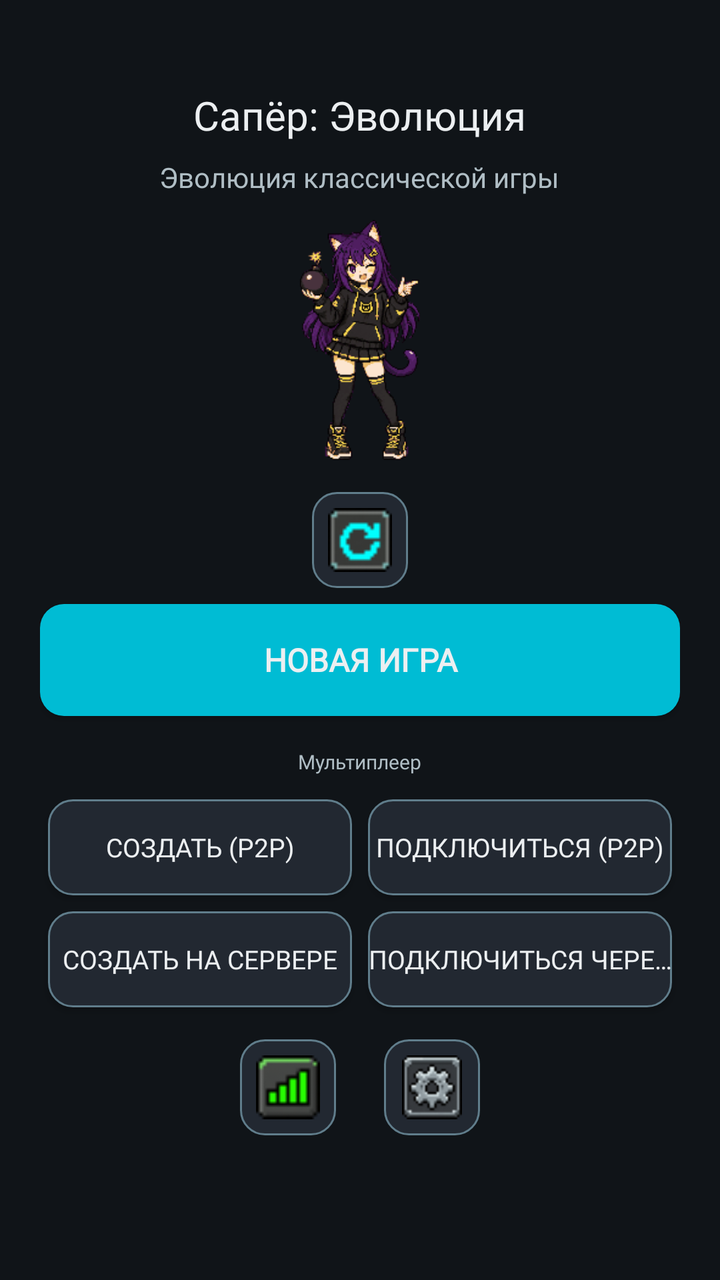
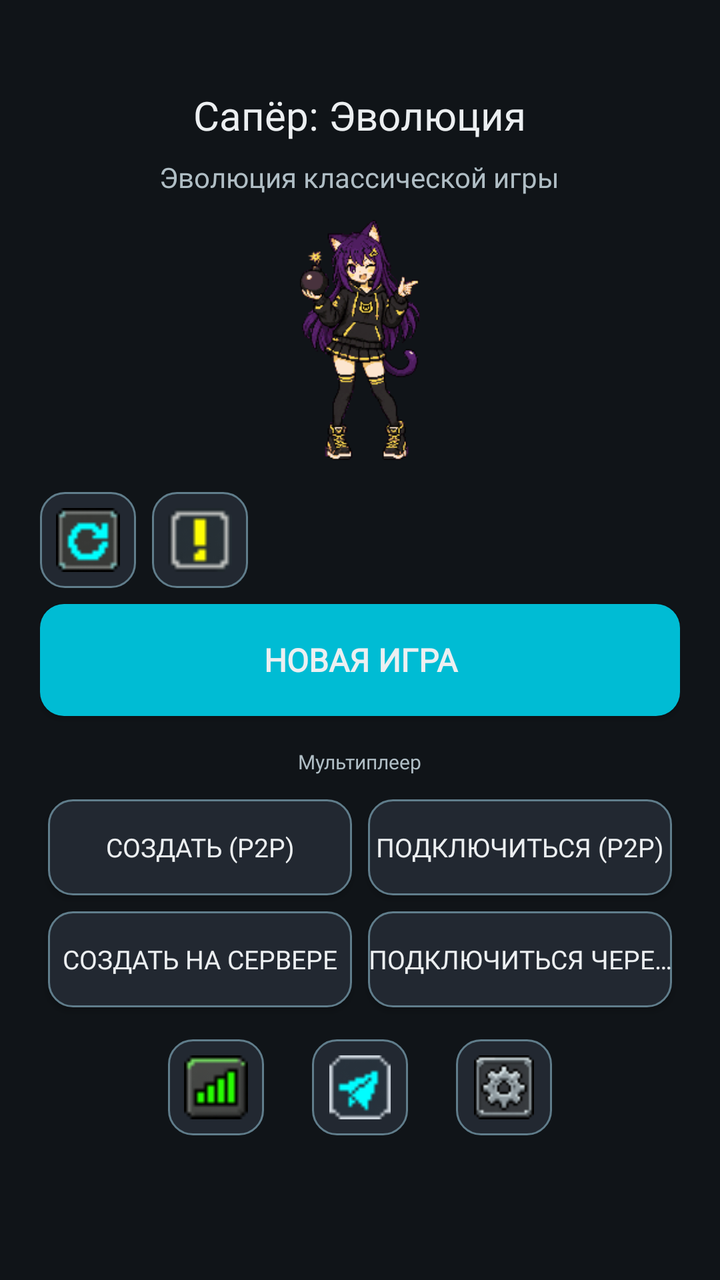

An Android layout rendered at two revisions. The XML below is the earlier revision; the diff shows what the commit changed to produce the second picture.
<!-- AndroidManifest.xml: application theme Theme.MinesweeperEvolution -->
<!-- res/layout/activity_main.xml -->
<?xml version="1.0" encoding="utf-8"?>
<ScrollView xmlns:android="http://schemas.android.com/apk/res/android"
    android:layout_width="match_parent"
    android:layout_height="match_parent"
    android:background="@color/bg_dark"
    android:fillViewport="true">

    <LinearLayout
        android:layout_width="match_parent"
        android:layout_height="wrap_content"
        android:orientation="vertical"
        android:padding="20dp">

        
        <TextView
            android:id="@+id/title"
            android:layout_width="wrap_content"
            android:layout_height="wrap_content"
            android:layout_gravity="center"
            android:layout_marginTop="24dp"
            android:fontFamily="@font/press_start_2p"
            android:text="@string/app_name"
            android:textColor="@color/text_primary"
            android:textSize="20sp"
            android:maxLines="2"
            android:gravity="center" />

        <TextView
            android:id="@+id/subtitle"
            android:layout_width="wrap_content"
            android:layout_height="wrap_content"
            android:layout_gravity="center"
            android:layout_marginTop="8dp"
            android:fontFamily="@font/pixelify_sans"
            android:text="@string/app_subtitle"
            android:textColor="@color/text_secondary"
            android:textSize="14sp" />

        
        <ImageView
            android:id="@+id/mascotImage"
            android:layout_width="120dp"
            android:layout_height="120dp"
            android:layout_gravity="center"
            android:layout_marginTop="12dp"
            android:layout_marginBottom="16dp"
            android:contentDescription="@string/app_name"
            android:src="@drawable/mascot_idle" />

        
        <Button
            android:id="@+id/btnContinue"
            android:layout_width="match_parent"
            android:layout_height="56dp"
            android:layout_marginBottom="8dp"
            android:background="@drawable/bg_button_primary"
            android:fontFamily="@font/pixelify_sans"
            android:text="@string/continue_game"
            android:textColor="@color/text_primary"
            android:textSize="16sp"
            android:textStyle="bold"
            android:visibility="gone" />

        
        <ImageView
            android:id="@+id/btnQuickGame"
            android:layout_width="48dp"
            android:layout_height="48dp"
            android:layout_gravity="center"
            android:layout_marginBottom="8dp"
            android:background="@drawable/bg_button_secondary"
            android:padding="8dp"
            android:scaleType="fitCenter"
            android:src="@drawable/icon_retry"
            android:contentDescription="@string/restart"
            android:clickable="true"
            android:focusable="true" />

        
        <Button
            android:id="@+id/btnNewGame"
            android:layout_width="match_parent"
            android:layout_height="56dp"
            android:layout_marginBottom="16dp"
            android:background="@drawable/bg_button_primary"
            android:fontFamily="@font/pixelify_sans"
            android:text="@string/new_game"
            android:textColor="@color/text_primary"
            android:textSize="16sp"
            android:textStyle="bold" />

        
        <TextView
            android:layout_width="wrap_content"
            android:layout_height="wrap_content"
            android:fontFamily="@font/press_start_2p"
            android:text="@string/mp_section"
            android:textColor="@color/text_secondary"
            android:textSize="10sp"
            android:layout_marginBottom="8dp"
            android:layout_gravity="center" />

        <GridLayout
            android:layout_width="match_parent"
            android:layout_height="wrap_content"
            android:columnCount="2"
            android:rowCount="2"
            android:useDefaultMargins="true"
            android:layout_marginBottom="12dp">

            <Button
                android:id="@+id/btnMpHost"
                android:layout_width="0dp"
                android:layout_height="48dp"
                android:layout_columnWeight="1"
                android:background="@drawable/bg_button_secondary"
                android:fontFamily="@font/pixelify_sans"
                android:text="@string/mp_host"
                android:textColor="@color/text_primary"
                android:textSize="13sp"
                android:maxLines="1"
                android:ellipsize="end" />

            <Button
                android:id="@+id/btnMpJoin"
                android:layout_width="0dp"
                android:layout_height="48dp"
                android:layout_columnWeight="1"
                android:background="@drawable/bg_button_secondary"
                android:fontFamily="@font/pixelify_sans"
                android:text="@string/mp_join"
                android:textColor="@color/text_primary"
                android:textSize="13sp"
                android:maxLines="1"
                android:ellipsize="end" />

            <Button
                android:id="@+id/btnMpRelayHost"
                android:layout_width="0dp"
                android:layout_height="48dp"
                android:layout_columnWeight="1"
                android:background="@drawable/bg_button_secondary"
                android:fontFamily="@font/pixelify_sans"
                android:text="@string/mp_relay_host"
                android:textColor="@color/text_primary"
                android:textSize="13sp"
                android:maxLines="1"
                android:ellipsize="end" />

            <Button
                android:id="@+id/btnMpRelayJoin"
                android:layout_width="0dp"
                android:layout_height="48dp"
                android:layout_columnWeight="1"
                android:background="@drawable/bg_button_secondary"
                android:fontFamily="@font/pixelify_sans"
                android:text="@string/mp_relay_join"
                android:textColor="@color/text_primary"
                android:textSize="13sp"
                android:maxLines="1"
                android:ellipsize="end" />
        </GridLayout>

        
        <LinearLayout
            android:layout_width="match_parent"
            android:layout_height="wrap_content"
            android:orientation="horizontal"
            android:gravity="center">

            <ImageView
                android:id="@+id/btnStats"
                android:layout_width="48dp"
                android:layout_height="48dp"
                android:layout_marginEnd="24dp"
                android:background="@drawable/bg_button_secondary"
                android:padding="8dp"
                android:scaleType="fitCenter"
                android:src="@drawable/icon_stats"
                android:contentDescription="@string/stats"
                android:clickable="true"
                android:focusable="true" />

            <ImageView
                android:id="@+id/btnSettings"
                android:layout_width="48dp"
                android:layout_height="48dp"
                android:background="@drawable/bg_button_secondary"
                android:padding="8dp"
                android:scaleType="fitCenter"
                android:src="@drawable/icon_settings"
                android:contentDescription="@string/settings"
                android:clickable="true"
                android:focusable="true" />
        </LinearLayout>

    </LinearLayout>
</ScrollView>
<!-- resources referenced by this layout -->
<resources>
  <color name="bg_dark">#FF101418</color>
  <color name="text_primary">#FFECEFF1</color>
  <color name="text_secondary">#FFB0BEC5</color>
  <!-- drawable bg_button_primary (drawable) -->
  <?xml version="1.0" encoding="utf-8"?>
  <selector xmlns:android="http://schemas.android.com/apk/res/android">
      
      <item android:state_pressed="true">
          <shape android:shape="rectangle">
              <solid android:color="@color/accent_2"/>
              <corners android:radius="12dp"/>
          </shape>
      </item>
      
      <item>
          <shape android:shape="rectangle">
              <solid android:color="@color/accent"/>
              <corners android:radius="12dp"/>
          </shape>
      </item>
  </selector>
  <string name="app_name">Сапёр: Эволюция</string>
  <string name="app_subtitle">Эволюция классической игры</string>
  <string name="continue_game">Продолжить</string>
  <string name="mp_host">Создать (P2P)</string>
  <string name="mp_join">Подключиться (P2P)</string>
  <string name="mp_relay_host">Создать на сервере</string>
  <string name="mp_relay_join">Подключиться через сервер</string>
  <string name="mp_section">Мультиплеер</string>
  <string name="new_game">Новая игра</string>
  <string name="restart">Заново</string>
  <string name="settings">Настройки</string>
  <string name="stats">Статистика</string>
  <style name="Theme.MinesweeperEvolution" parent="Theme.AppCompat.NoActionBar">
          <item name="colorPrimary">@color/accent</item>
          <item name="colorPrimaryDark">@color/accent_2</item>
          <item name="colorAccent">@color/accent</item>
          <item name="android:windowBackground">@color/bg_dark</item>
          <item name="android:textColorPrimary">@color/text_primary</item>
          <item name="android:textColorSecondary">@color/text_secondary</item>
          <item name="android:statusBarColor" tools:targetApi="l">@color/bg_dark</item>
          
          <item name="android:alertDialogTheme">@style/Theme.MinesweeperDialog</item>
          <item name="alertDialogTheme">@style/Theme.MinesweeperDialog</item>
      </style>
  <color name="accent_2">#FF26C6DA</color>
  <color name="accent">#FF00BCD4</color>
  <color name="bg_panel_alt">#FF222831</color>
  <color name="text_dim">#FF607D8B</color>
  <style name="Theme.MinesweeperDialog" parent="Theme.AppCompat.Dialog.Alert">
          <item name="android:windowBackground">@color/bg_panel</item>
          <item name="android:textColorPrimary">@color/text_primary</item>
          <item name="android:textColorSecondary">@color/text_secondary</item>
          <item name="colorAccent">@color/accent</item>
          <item name="android:buttonBarButtonStyle">@style/Widget.DialogButton</item>
      </style>
  <color name="bg_panel">#FF1A1F26</color>
  <style name="Widget.DialogButton" parent="Widget.AppCompat.Button.ButtonBar.AlertDialog">
          <item name="android:textColor">@color/accent</item>
      </style>
  <!-- unchanged entries left out for length: 5 -->
</resources>

<!-- the commit's change to res/layout/activity_main.xml (unified diff, before → after) -->
@@ -48,33 +48,54 @@
             android:src="@drawable/mascot_idle" />
 
         
-        <Button
-            android:id="@+id/btnContinue"
-            android:layout_width="match_parent"
-            android:layout_height="56dp"
-            android:layout_marginBottom="8dp"
-            android:background="@drawable/bg_button_primary"
-            android:fontFamily="@font/pixelify_sans"
-            android:text="@string/continue_game"
-            android:textColor="@color/text_primary"
-            android:textSize="16sp"
-            android:textStyle="bold"
-            android:visibility="gone" />
-
-        
-        <ImageView
-            android:id="@+id/btnQuickGame"
-            android:layout_width="48dp"
-            android:layout_height="48dp"
-            android:layout_gravity="center"
-            android:layout_marginBottom="8dp"
-            android:background="@drawable/bg_button_secondary"
-            android:padding="8dp"
-            android:scaleType="fitCenter"
-            android:src="@drawable/icon_retry"
-            android:contentDescription="@string/restart"
-            android:clickable="true"
-            android:focusable="true" />
+        <LinearLayout
+            android:layout_width="match_parent"
+            android:layout_height="wrap_content"
+            android:orientation="horizontal"
+            android:gravity="center_vertical"
+            android:layout_marginBottom="8dp">
+
+            <Button
+                android:id="@+id/btnContinue"
+                android:layout_width="0dp"
+                android:layout_height="56dp"
+                android:layout_weight="1"
+                android:layout_marginEnd="8dp"
+                android:background="@drawable/bg_button_primary"
+                android:fontFamily="@font/pixelify_sans"
+                android:text="@string/continue_game"
+                android:textColor="@color/text_primary"
+                android:textSize="16sp"
+                android:textStyle="bold"
+                android:visibility="gone" />
+
+            
+            <ImageView
+                android:id="@+id/btnQuickGame"
+                android:layout_width="48dp"
+                android:layout_height="48dp"
+                android:background="@drawable/bg_button_secondary"
+                android:padding="8dp"
+                android:scaleType="fitCenter"
+                android:src="@drawable/icon_retry"
+                android:contentDescription="@string/restart"
+                android:clickable="true"
+                android:focusable="true" />
+
+            
+            <ImageView
+                android:id="@+id/btnInfo"
+                android:layout_width="48dp"
+                android:layout_height="48dp"
+                android:layout_marginStart="8dp"
+                android:background="@drawable/bg_button_secondary"
+                android:padding="8dp"
+                android:scaleType="fitCenter"
+                android:src="@drawable/icon_warning"
+                android:contentDescription="@string/info"
+                android:clickable="true"
+                android:focusable="true" />
+        </LinearLayout>
 
         
         <Button
@@ -182,9 +203,22 @@
                 android:focusable="true" />
 
             <ImageView
+                android:id="@+id/btnTelegram"
+                android:layout_width="48dp"
+                android:layout_height="48dp"
+                android:background="@drawable/bg_button_secondary"
+                android:padding="8dp"
+                android:scaleType="fitCenter"
+                android:src="@drawable/icon_telegram"
+                android:contentDescription="@string/telegram"
+                android:clickable="true"
+                android:focusable="true" />
+
+            <ImageView
                 android:id="@+id/btnSettings"
                 android:layout_width="48dp"
                 android:layout_height="48dp"
+                android:layout_marginStart="24dp"
                 android:background="@drawable/bg_button_secondary"
                 android:padding="8dp"
                 android:scaleType="fitCenter"
<!-- resource entries referenced after the edit -->
@@ -21,9 +21,12 @@
           </shape>
       </item>
   </selector>
+  <!-- drawable icon_telegram: png bitmap (drawable, 516 bytes) -->
+  <!-- drawable icon_warning: png bitmap (drawable, 370 bytes) -->
   <string name="app_name">Сапёр: Эволюция</string>
   <string name="app_subtitle">Эволюция классической игры</string>
   <string name="continue_game">Продолжить</string>
+  <string name="info">Правила</string>
   <string name="mp_host">Создать (P2P)</string>
   <string name="mp_join">Подключиться (P2P)</string>
   <string name="mp_relay_host">Создать на сервере</string>
@@ -33,6 +36,7 @@
   <string name="restart">Заново</string>
   <string name="settings">Настройки</string>
   <string name="stats">Статистика</string>
+  <string name="telegram">Telegram</string>
   <style name="Theme.MinesweeperEvolution" parent="Theme.AppCompat.NoActionBar">
           <item name="colorPrimary">@color/accent</item>
           <item name="colorPrimaryDark">@color/accent_2</item>
